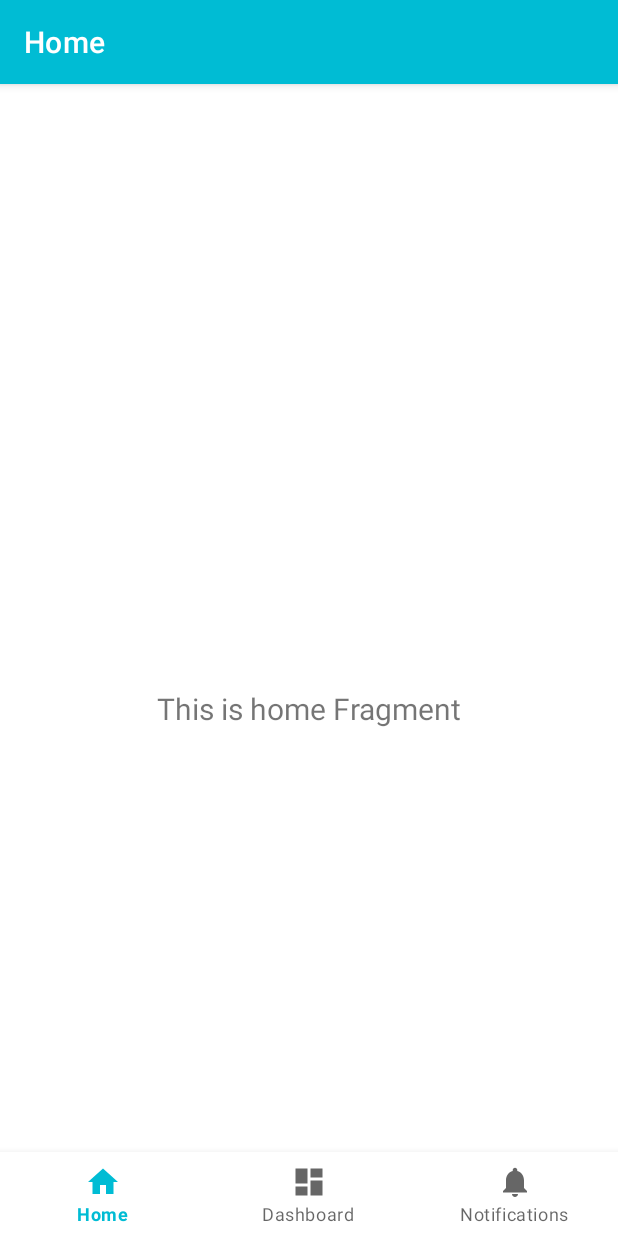
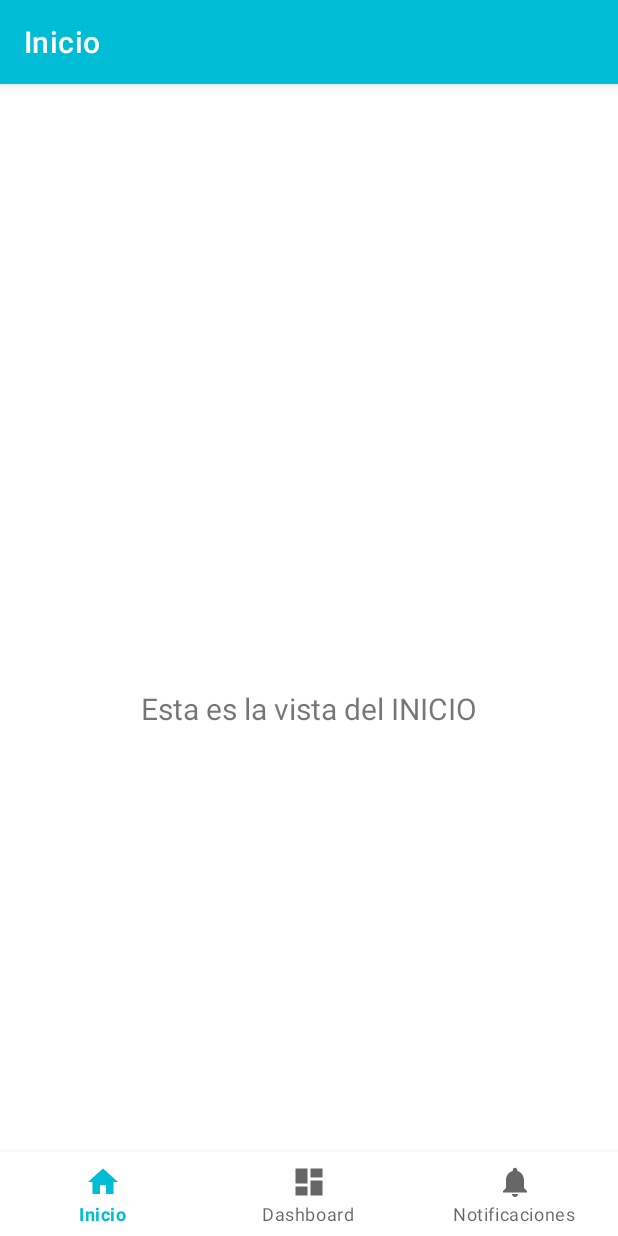
Before and after one commit to Reideh17/AndroidStudioProjects, an Android app: the screen it shows after launch (MainActivity), on a phone screen of 412 x 824 dp. Run offline under Robolectric (Android 15) with nearby library versions, the phone set to English and light mode, and no system bars; our stand-ins replace navigation-ui.

Commit message:
Version de prueba

```diff
--- a/Mi_Primer_App/app/src/main/java/com/example/mi_primer_app/ui/home/HomeViewModel.kt
+++ b/Mi_Primer_App/app/src/main/java/com/example/mi_primer_app/ui/home/HomeViewModel.kt
@@ -7,7 +7,7 @@ import androidx.lifecycle.ViewModel
 class HomeViewModel : ViewModel() {
 
     private val _text = MutableLiveData<String>().apply {
-        value = "This is home Fragment"
+        value = "Esta es la vista del INICIO"
     }
     val text: LiveData<String> = _text
 }
--- a/Mi_Primer_App/app/src/main/res/values/strings.xml
+++ b/Mi_Primer_App/app/src/main/res/values/strings.xml
@@ -2,7 +2,7 @@
     <string name="app_name">MiseApp</string>
     <string name="hedier">Hedier</string>
     <string name="title_activity_menu_principal">Menu_principal</string>
-    <string name="title_home">Home</string>
+    <string name="title_home">Inicio</string>
     <string name="title_dashboard">Dashboard</string>
-    <string name="title_notifications">Notifications</string>
+    <string name="title_notifications">Notificaciones</string>
 </resources>
```
